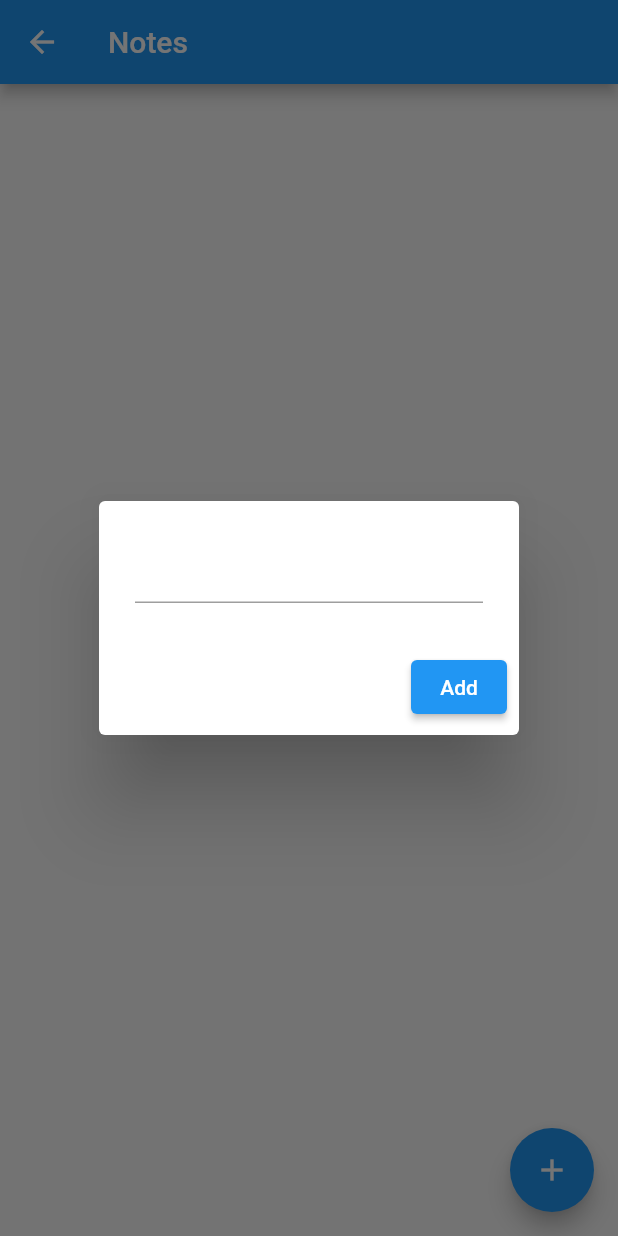
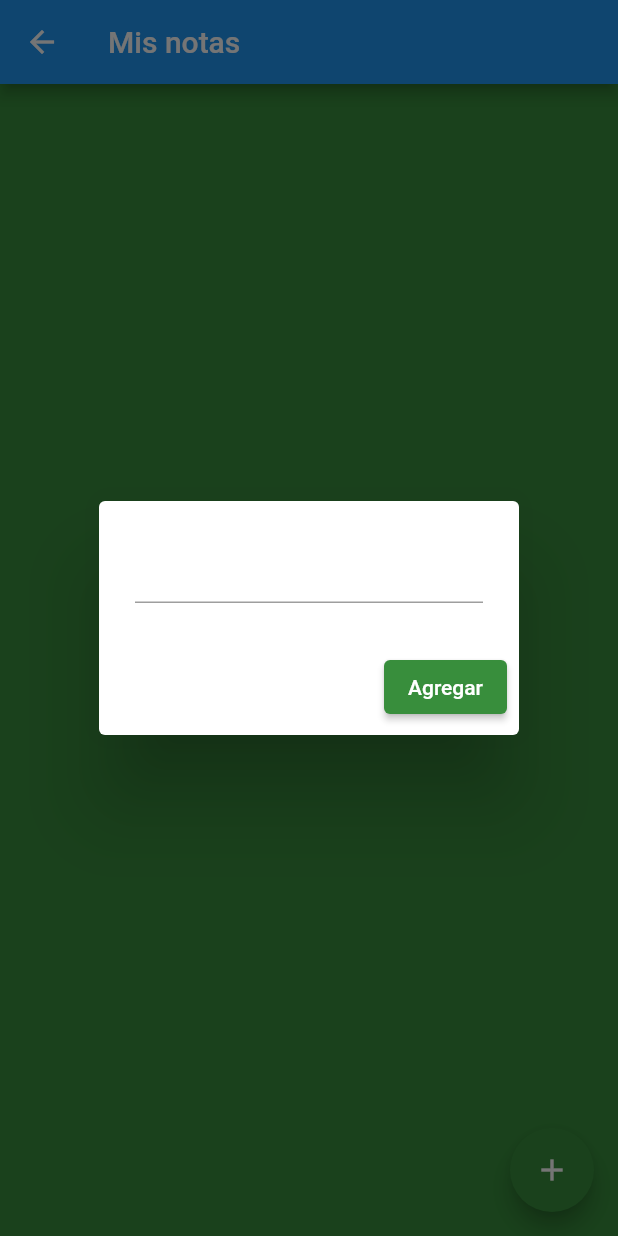
Before and after one commit to Mathr91/fluttercrudapp, a Flutter app: the HomePage screen opened directly, after a tap on the "add" icon, on a phone screen of 412 x 824 dp. Run offline on Flutter 3.47's test engine with Material 2 defaults, Android fonts, the phone set to English and light mode, and no system bars; our stand-ins replace cloud_firestore, firebase_core; accounts and stored records are empty; network calls fail.

Commit message:
primer commit

```diff
--- a/lib/pages/home_page.dart
+++ b/lib/pages/home_page.dart
@@ -12,12 +12,7 @@ class HomePage extends StatefulWidget {
 class _HomePageState extends State<HomePage> {
   final FirestoreService firestoreService = FirestoreService();
   final TextEditingController textController = TextEditingController();
-  List<Color> noteColors = [
-    Colors.blue[200]!,
-    Colors.green[200]!,
-    Colors.red[200]!,
-    Colors.yellow[200]!,
-  ];
+  List<Color> noteColors = [Colors.green];
   int currentColorIndex = 0;
 
   void openNoteBox({String? docID}) {
@@ -35,8 +30,7 @@ class _HomePageState extends State<HomePage> {
                   textController.text,
                   noteColors[currentColorIndex],
                 );
-                currentColorIndex =
-                    (currentColorIndex + 1) % noteColors.length;
+                currentColorIndex = (currentColorIndex + 1) % noteColors.length;
               } else {
                 firestoreService.updateNote(docID, textController.text);
               }
@@ -44,7 +38,10 @@ class _HomePageState extends State<HomePage> {
               textController.clear();
               Navigator.pop(context);
             },
-            child: const Text('Add'),
+            child: const Text('Agregar'),
+            style: ElevatedButton.styleFrom(
+              primary: Colors.green[700],
+            ),
           ),
         ],
       ),
@@ -54,10 +51,12 @@ class _HomePageState extends State<HomePage> {
   @override
   Widget build(BuildContext context) {
     return Scaffold(
-      appBar: AppBar(title: const Text("Notes")),
+      appBar: AppBar(title: const Text("Mis notas")),
+      backgroundColor: Colors.green[700],
       floatingActionButton: FloatingActionButton(
         onPressed: openNoteBox,
         child: const Icon(Icons.add),
+        backgroundColor: Colors.green[700],
       ),
       body: StreamBuilder<QuerySnapshot>(
         stream: firestoreService.getNotesStream(),
@@ -98,11 +97,14 @@ class _HomePageState extends State<HomePage> {
                           children: [
                             IconButton(
                               onPressed: () => openNoteBox(docID: docID),
-                              icon: const Icon(Icons.settings),
+                              icon: const Icon(Icons.build),
+                              color: Colors.black,
                             ),
                             IconButton(
-                              onPressed: () => firestoreService.deleteNote(docID),
-                              icon: const Icon(Icons.delete),
+                              onPressed: () =>
+                                  firestoreService.deleteNote(docID),
+                              icon: const Icon(Icons.delete_forever_sharp),
+                              color: Colors.red[700],
                             ),
                           ],
                         ),
```
Also changed, not shown: lib/pages/prehome_page.dart (+14 -9 lines), lib/firebase_options.dart, 2 other files.
